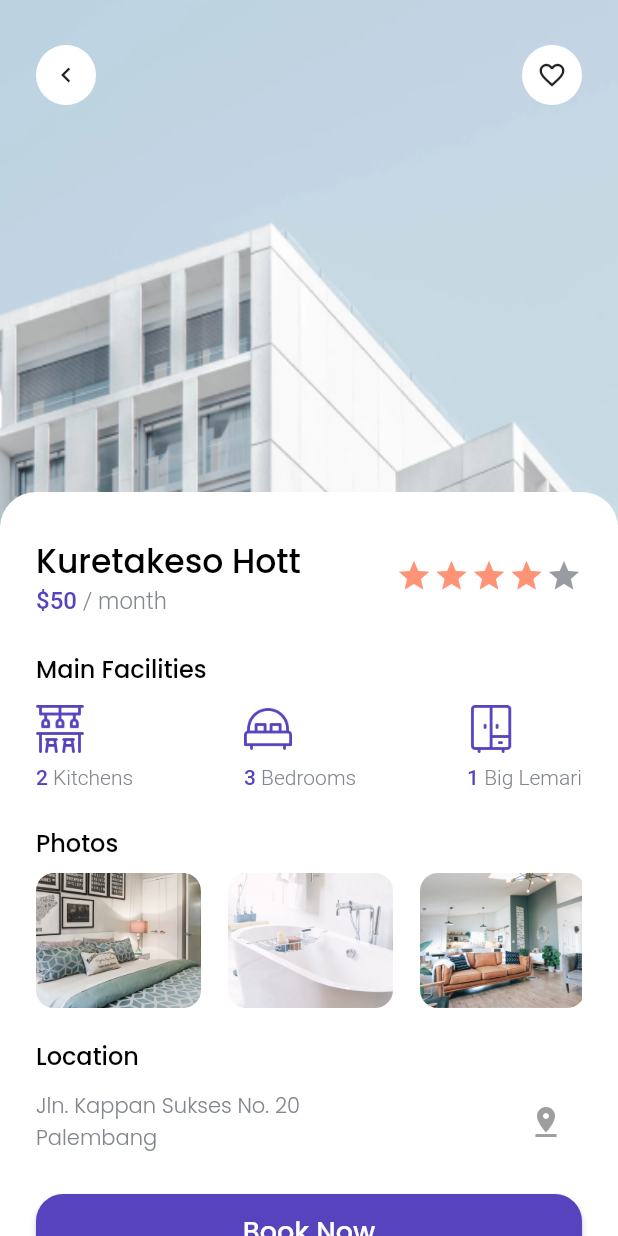
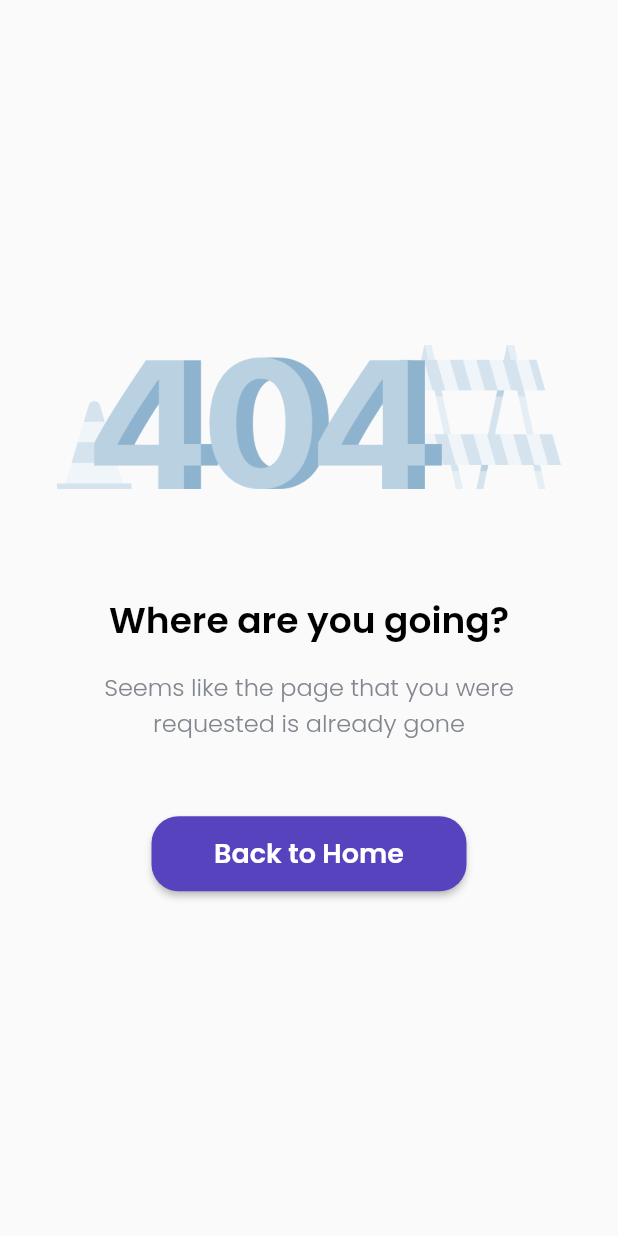
Before and after one commit to ilhamabdulm/flutter-bwa-cozy, a Flutter app: the DetailPage screen opened directly, after a tap on the "pin drop" icon, on a phone screen of 412 x 824 dp. Run offline on Flutter 3.47's test engine with Material 2 defaults, Android fonts, the phone set to English and light mode, and no system bars; our stand-ins replace google_fonts.

Commit message:
update: error page and url action

```diff
--- a/lib/main.dart
+++ b/lib/main.dart
@@ -14,6 +14,7 @@ class MyApp extends StatelessWidget {
   Widget build(BuildContext context) {
     return MaterialApp(
       title: 'Flutter Demo',
+      debugShowCheckedModeBanner: false,
       theme: ThemeData(
           primarySwatch: Colors.blue,
           textTheme: GoogleFonts.poppinsTextTheme(Theme.of(context).textTheme)),
--- a/lib/pages/detail.dart
+++ b/lib/pages/detail.dart
@@ -1,10 +1,13 @@
 import 'dart:developer';
 
+import 'package:cozy_app/pages/error.dart';
 import 'package:cozy_app/themes/colors.dart';
 import 'package:cozy_app/themes/typhography.dart';
 import 'package:cozy_app/widgets/facility_item.dart';
+import 'package:cozy_app/widgets/primary_button.dart';
 import 'package:flutter/material.dart';
 import 'package:url_launcher/url_launcher.dart';
+import 'package:url_launcher/url_launcher_string.dart';
 
 class DetailPage extends StatelessWidget {
   final List listofImage = [
@@ -22,6 +25,16 @@ class DetailPage extends StatelessWidget {
       path: phoneNumber,
     );
     await launchUrl(launchUri);
+  }
+
+  Future<void> _launchInWebViewOrVC(Uri url) async {
+    if (!await launchUrl(
+      url,
+      mode: LaunchMode.inAppWebView,
+    )) {
+      log('LOST AREA');
+      throw 'Could not launch $url';
+    }
   }
 
   @override
@@ -240,7 +253,22 @@ class DetailPage extends StatelessWidget {
                                     ],
                                   ),
                                   IconButton(
-                                      onPressed: () {},
+                                      onPressed: () async {
+                                        const url =
+                                            'https://blog.logrocket.com';
+                                        if (await canLaunchUrlString(url)) {
+                                          await launchUrlString(
+                                            url,
+                                          ); //forceWebView is true now
+                                        } else {
+                                          Navigator.push(context,
+                                              MaterialPageRoute(
+                                                  builder: ((context) {
+                                            return ErrorPage();
+                                          })));
+                                          // throw 'Could not launch $url';
+                                        }
+                                      },
                                       icon: Icon(
                                         Icons.pin_drop,
                                         color: Colors.grey,
@@ -251,25 +279,13 @@ class DetailPage extends StatelessWidget {
                               const SizedBox(
                                 height: 24,
                               ),
-                              Container(
-                                height: 50,
-                                width: MediaQuery.of(context).size.width -
-                                    (2 * 24),
-                                child: ElevatedButton(
-                                    style: ElevatedButton.styleFrom(
-                                        primary: primaryPurple,
-                                        shape: RoundedRectangleBorder(
-                                            borderRadius:
-                                                BorderRadius.circular(18))),
-                                    onPressed: () {
-                                      _makePhoneCall('6281385784854');
-                                    },
-                                    child: Text(
-                                      'Book Now',
-                                      style:
-                                          whiteTextStyle.copyWith(fontSize: 18),
-                                    )),
-                              ),
+                              PrimaryButton(
+                                  label: 'Book Now',
+                                  width: MediaQuery.of(context).size.width -
+                                      (2 * 24),
+                                  action: () {
+                                    _makePhoneCall('6281385784854');
+                                  })
                             ],
                           ),
                         ]),
--- /dev/null
+++ b/lib/pages/error.dart
@@ -0,0 +1,49 @@
+import 'package:cozy_app/pages/home.dart';
+import 'package:cozy_app/themes/typhography.dart';
+import 'package:cozy_app/widgets/primary_button.dart';
+import 'package:flutter/material.dart';
+
+class ErrorPage extends StatelessWidget {
+  @override
+  Widget build(BuildContext context) {
+    return Scaffold(
+      body: Container(
+        padding: EdgeInsets.all(38),
+        width: MediaQuery.of(context).size.width,
+        height: MediaQuery.of(context).size.height,
+        child: Center(
+          child: Column(mainAxisAlignment: MainAxisAlignment.center, children: [
+            Image.asset('assets/images/cozy-error-404.png'),
+            const SizedBox(
+              height: 70,
+            ),
+            Text(
+              'Where are you going?',
+              style: blackTextStyle.copyWith(
+                fontSize: 24,
+              ),
+            ),
+            const SizedBox(
+              height: 14,
+            ),
+            Text(
+              'Seems like the page that you were requested is already gone',
+              style: greyTextStyle.copyWith(fontSize: 16),
+              textAlign: TextAlign.center,
+            ),
+            const SizedBox(
+              height: 50,
+            ),
+            PrimaryButton(
+                label: 'Back to Home',
+                width: 210,
+                action: () {
+                  Navigator.push(context,
+                      MaterialPageRoute(builder: (context) => HomePage()));
+                })
+          ]),
+        ),
+      ),
+    );
+  }
+}
--- a/lib/themes/typhography.dart
+++ b/lib/themes/typhography.dart
@@ -2,16 +2,16 @@ import 'package:cozy_app/themes/colors.dart';
 import 'package:flutter/material.dart';
 
 TextStyle blackTextStyle =
-    TextStyle(fontWeight: FontWeight.w500, color: primaryBlack);
+    TextStyle(fontWeight: FontWeight.w600, color: primaryBlack);
 
 TextStyle whiteTextStyle =
-    TextStyle(fontWeight: FontWeight.w500, color: primaryWhite);
+    TextStyle(fontWeight: FontWeight.w600, color: primaryWhite);
 
 TextStyle greyTextStyle =
     TextStyle(fontWeight: FontWeight.w300, color: primaryGrey);
 
 TextStyle purpleTextStyle =
-    TextStyle(fontWeight: FontWeight.w500, color: primaryPurple);
+    TextStyle(fontWeight: FontWeight.w600, color: primaryPurple);
 
 TextStyle regularTextStyle =
     TextStyle(fontWeight: FontWeight.w400, color: primaryBlack);
--- /dev/null
+++ b/lib/widgets/primary_button.dart
@@ -0,0 +1,35 @@
+import 'dart:developer';
+
+import 'package:cozy_app/themes/colors.dart';
+import 'package:cozy_app/themes/typhography.dart';
+import 'package:flutter/material.dart';
+
+class PrimaryButton extends StatelessWidget {
+  const PrimaryButton(
+      {super.key,
+      required this.label,
+      required this.width,
+      required this.action});
+
+  final VoidCallback action;
+  final String label;
+  final double width;
+
+  @override
+  Widget build(BuildContext context) {
+    return Container(
+      height: 50,
+      width: width,
+      child: ElevatedButton(
+          style: ElevatedButton.styleFrom(
+              primary: primaryPurple,
+              shape: RoundedRectangleBorder(
+                  borderRadius: BorderRadius.circular(18))),
+          onPressed: action,
+          child: Text(
+            label,
+            style: whiteTextStyle.copyWith(fontSize: 18),
+          )),
+    );
+  }
+}
--- a/lib/widgets/star_badge.dart
+++ b/lib/widgets/star_badge.dart
@@ -11,10 +11,10 @@ class StarBadge extends StatelessWidget {
   @override
   Widget build(BuildContext context) {
     return Container(
-      width: this.rating != '' ? 130 : 120,
+      width: this.rating != 0 ? 130 : 120,
       alignment: Alignment.topRight,
       child: Container(
-        width: this.rating != '' ? 70 : 50,
+        width: this.rating != 0 ? 70 : 50,
         height: 30,
         decoration: BoxDecoration(
             color: primaryPurple,
```
Also changed, not shown: lib/pages/splash.dart (+11 -20 lines), assets/images/cozy-error-404.png (added).
